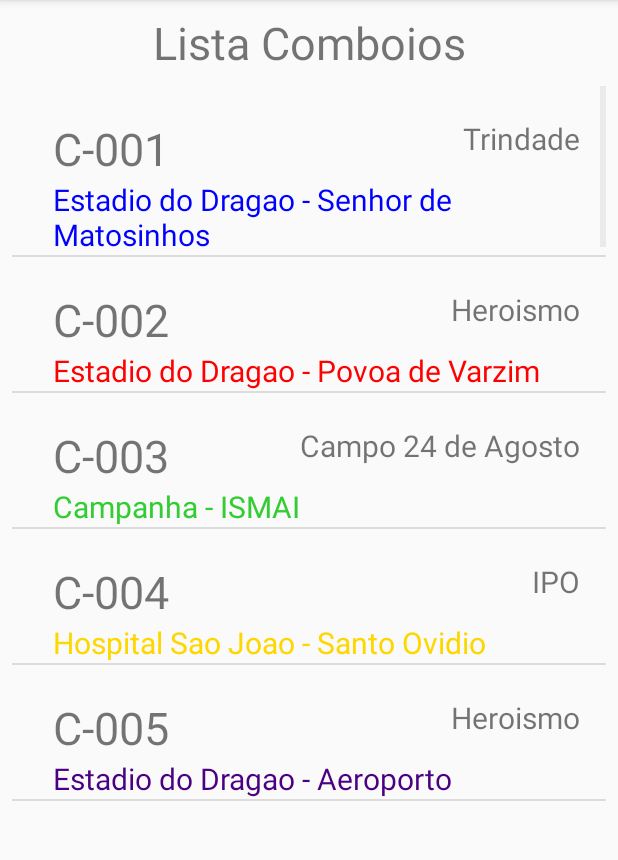
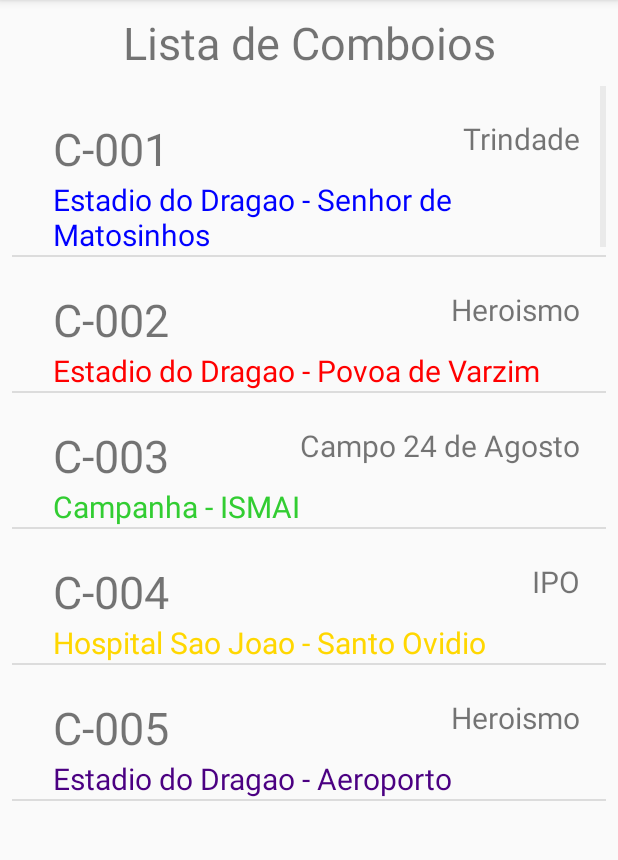
Before and after one commit to nadia-mourao/CCU_2018-19, an Android app: the ListaComboios screen opened directly, with no data from a screen before it, on a phone screen of 412 x 824 dp, the part 84-944 px from its top. Run offline under Robolectric (Android 15) with nearby library versions, the phone set to English and light mode, and no system bars.

Commit message:
click to 3

```diff
--- a/RevisorApp/app/src/main/java/pt/tecnico/ulisboa/revisorapp/ListaComboios.java
+++ b/RevisorApp/app/src/main/java/pt/tecnico/ulisboa/revisorapp/ListaComboios.java
@@ -7,6 +7,7 @@ import android.support.v7.app.AppCompatActivity;
 import android.view.View;
 import android.widget.AdapterView;
 import android.widget.ListView;
+import android.widget.TextView;
 
 public class ListaComboios extends AppCompatActivity {
 
@@ -27,6 +28,10 @@ public class ListaComboios extends AppCompatActivity {
 
         ComboiosAdapter comboiosAdapter = new ComboiosAdapter(this, id_comboios,sentidos, est_seg);
         myListView.setAdapter(comboiosAdapter);
+
+        TextView str_title = (TextView) findViewById(R.id.title_comboio);
+        str_title.setText("Lista de Comboios");
+
         myListView.setOnItemClickListener(new AdapterView.OnItemClickListener() {
             @Override
             public void onItemClick(AdapterView<?> adapterView, View view, int i, long l) {
--- a/RevisorApp/app/src/main/res/layout/activity_lista_comboios.xml
+++ b/RevisorApp/app/src/main/res/layout/activity_lista_comboios.xml
@@ -7,7 +7,7 @@
     tools:context="pt.tecnico.ulisboa.revisorapp.ListaComboios">
 
     <TextView
-        android:id="@+id/textView"
+        android:id="@+id/title_comboio"
         android:layout_width="wrap_content"
         android:layout_height="41dp"
         android:layout_marginBottom="8dp"
@@ -30,7 +30,7 @@
         android:headerDividersEnabled="false"
         app:layout_constraintEnd_toEndOf="parent"
         app:layout_constraintStart_toStartOf="parent"
-        app:layout_constraintTop_toBottomOf="@+id/textView" />
+        app:layout_constraintTop_toBottomOf="@+id/title_comboio" />
 
 
 
```
